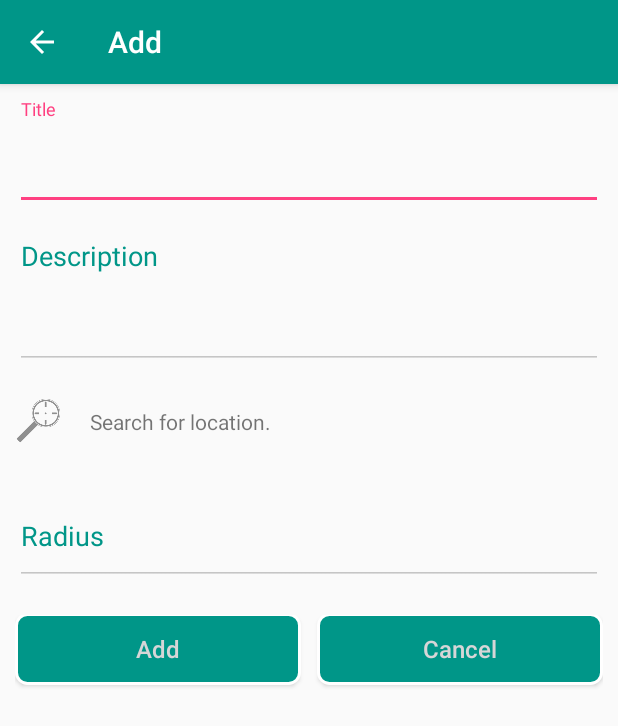
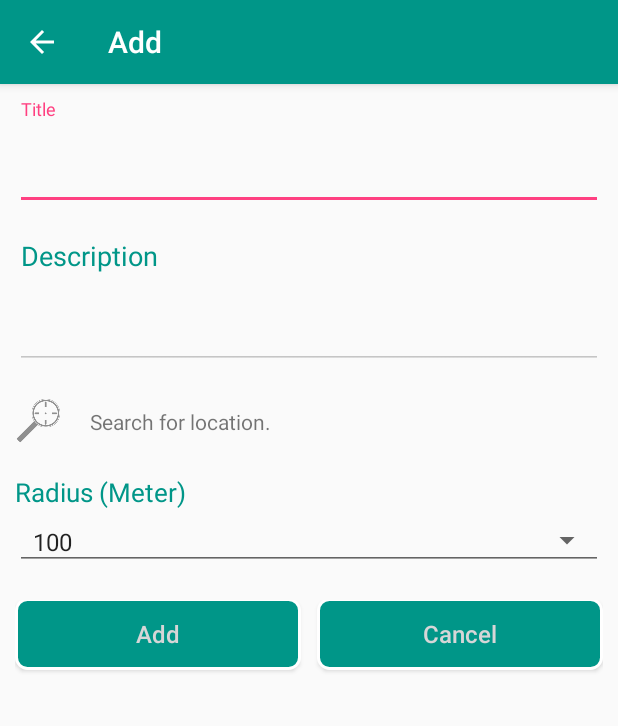
Before and after one commit to kyaw-frobom/Reminder, an Android app: the AddLocationActivity screen opened directly, with no data from a screen before it, on a phone screen of 412 x 824 dp. Shown: the top 726 px of the screen. Run offline under Robolectric (Android 15) with nearby library versions, the phone set to English and light mode, and no system bars.

Commit message:
renew location based alarm page!

```diff
--- a/app/src/main/java/com/frobom/reminder/AddLocationActivity.java
+++ b/app/src/main/java/com/frobom/reminder/AddLocationActivity.java
@@ -2,18 +2,28 @@ package com.frobom.reminder;
 
 import android.os.Bundle;
 import android.support.v7.app.AppCompatActivity;
+import android.widget.Spinner;
 
 /**
  * Created by ソーイエーリン on 01-Aug-17.
  */
 
-public class AddLocationActivity extends AppCompatActivity
-{
+public class AddLocationActivity extends AppCompatActivity{
+
+    private Spinner spinner1;
+
     @Override
-    protected void onCreate(Bundle savedInstanceState) {
+    protected void onCreate(Bundle savedInstanceState)
+    {
         super.onCreate(savedInstanceState);
         setContentView(R.layout.activity_add_location);
-        //for back button
-        getSupportActionBar().setDisplayHomeAsUpEnabled(true);
+
+        addListenerOnSpinnerItemSelection();
+    }
+
+
+    public void addListenerOnSpinnerItemSelection() {
+        spinner1 = (Spinner) findViewById(R.id.spinner1);
+        spinner1.setOnItemSelectedListener(new CustomOnItemSelectedListener());
     }
 }
--- /dev/null
+++ b/app/src/main/java/com/frobom/reminder/CustomOnItemSelectedListener.java
@@ -0,0 +1,22 @@
+package com.frobom.reminder;
+
+import android.view.View;
+import android.widget.AdapterView;
+
+/**
+ * Created by ソーイエーリン on 02-Aug-17.
+ */
+
+class CustomOnItemSelectedListener implements AdapterView.OnItemSelectedListener
+{
+
+    @Override
+    public void onItemSelected(AdapterView<?> parent, View view, int position, long id) {
+
+    }
+
+    @Override
+    public void onNothingSelected(AdapterView<?> arg0) {
+        // TODO Auto-generated method stub
+    }
+}
--- a/app/src/main/res/layout/activity_add_location.xml
+++ b/app/src/main/res/layout/activity_add_location.xml
@@ -65,22 +65,21 @@
         android:layout_height="wrap_content" />
     </LinearLayout>
 
-    <android.support.design.widget.TextInputLayout
+    <TextView
+        android:layout_width="wrap_content"
+        android:layout_height="wrap_content"
+        android:text="Radius (Meter)"
+        android:textColor="@color/mdtp_accent_color"
+        android:textSize="17dp" />
+
+    <Spinner
+        android:id="@+id/spinner1"
+        style="@style/Widget.AppCompat.Spinner.Underlined"
         android:layout_width="match_parent"
-        android:layout_height="wrap_content"
+        android:layout_height="40dp"
         android:layout_marginBottom="20dp"
-        app:theme="@style/Theme.App.Base"
-        >
-
-        <AutoCompleteTextView
-            android:id="@+id/radius"
-            android:layout_width="match_parent"
-            android:layout_height="63dp"
-            android:hint="@string/prompt_radius"
-            android:inputType="number"
-            android:maxLines="1"
-            android:textColor="@color/mdtp_circle_background_dark_theme" />
-    </android.support.design.widget.TextInputLayout>
+        android:entries="@array/radius_arrays"
+        android:prompt="@string/radius_prompt" />
 
     <LinearLayout
         android:layout_width="match_parent"
--- a/app/src/main/res/layout/activity_alarm.xml
+++ b/app/src/main/res/layout/activity_alarm.xml
@@ -15,7 +15,7 @@
         android:layout_height="30dp"
         android:layout_marginLeft="10dp"
         android:layout_marginTop="10dp"
-        tools:ignore="ContentDescription" />
+        tools:ignore="ContentDescription,RtlHardcoded" />
 
     <TextView
         android:id="@+id/reminder_title"
@@ -29,14 +29,12 @@
         android:layout_toRightOf="@id/reminder_pic"
         tools:ignore="HardcodedText,RtlHardcoded,SpUsage" />
 
-        <ImageView
-            android:id="@+id/imageView"
-            android:layout_width="match_parent"
+        <AnalogClock
+            android:id="@+id/AnalogClock"
+            android:layout_width="200dp"
             android:layout_height="200dp"
             android:layout_centerHorizontal="true"
-            android:layout_above="@+id/clockAlarm"
-            app:srcCompat="@drawable/clock"
-            tools:ignore="ContentDescription,InefficientWeight,ObsoleteLayoutParam" />
+            android:layout_above="@+id/clockAlarm"  />
 
         <TextView
             android:id="@+id/clockAlarm"
--- a/app/src/main/res/values/dimens.xml
+++ b/app/src/main/res/values/dimens.xml
@@ -10,4 +10,8 @@
     <dimen name="design_navigation_separator_vertical_padding" tools:override="true">0dp</dimen>
     <dimen name="design_navigation_padding_bottom" tools:override="true">0dp</dimen>
 
+    <!-- Default screen margins, per the Android Design guidelines. -->
+    <dimen name="activity_horizontal_margin">16dp</dimen>
+    <dimen name="activity_vertical_margin">16dp</dimen>
+
 </resources>
--- a/app/src/main/res/values/strings.xml
+++ b/app/src/main/res/values/strings.xml
@@ -22,7 +22,14 @@
     <string name="title_activity_add"> New </string>
     <string name="title_activity_help"> Help </string>
 
-    <string name="prompt_radius"> Radius </string>
+    <string name="radius_prompt">Choose a radius (Meter)</string>
+    <string-array name="radius_arrays">
+        <item>100</item>
+        <item>150</item>
+        <item>200</item>
+        <item>250</item>
+        <item>300</item>
+    </string-array>
 
 
 </resources>
```
